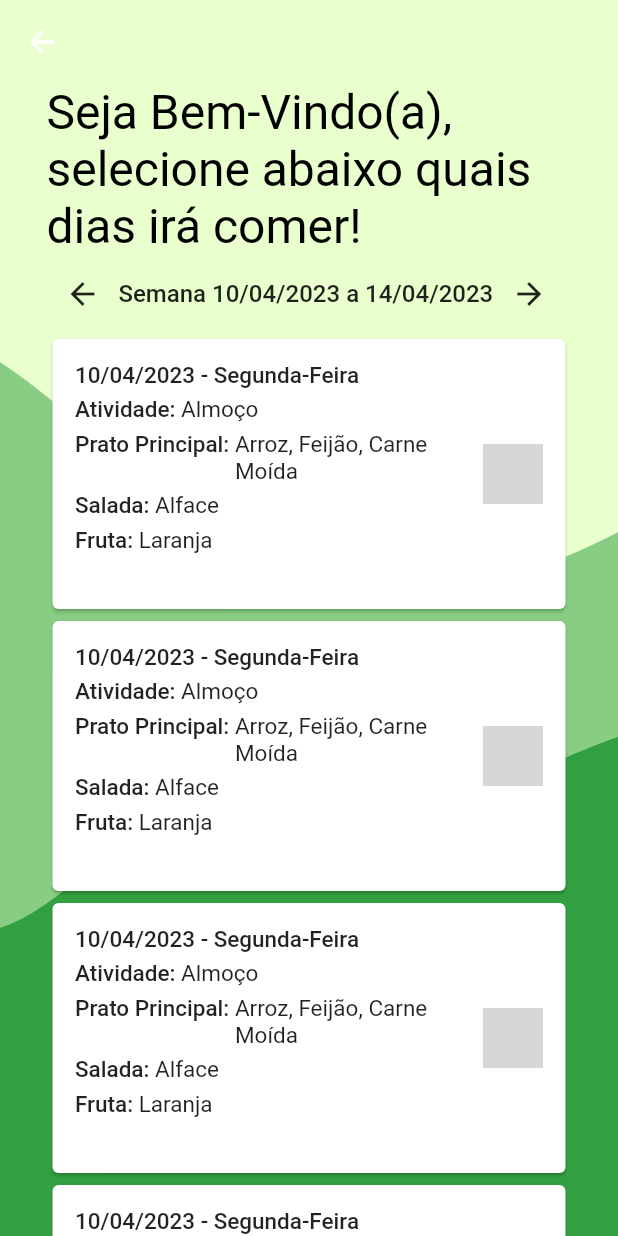
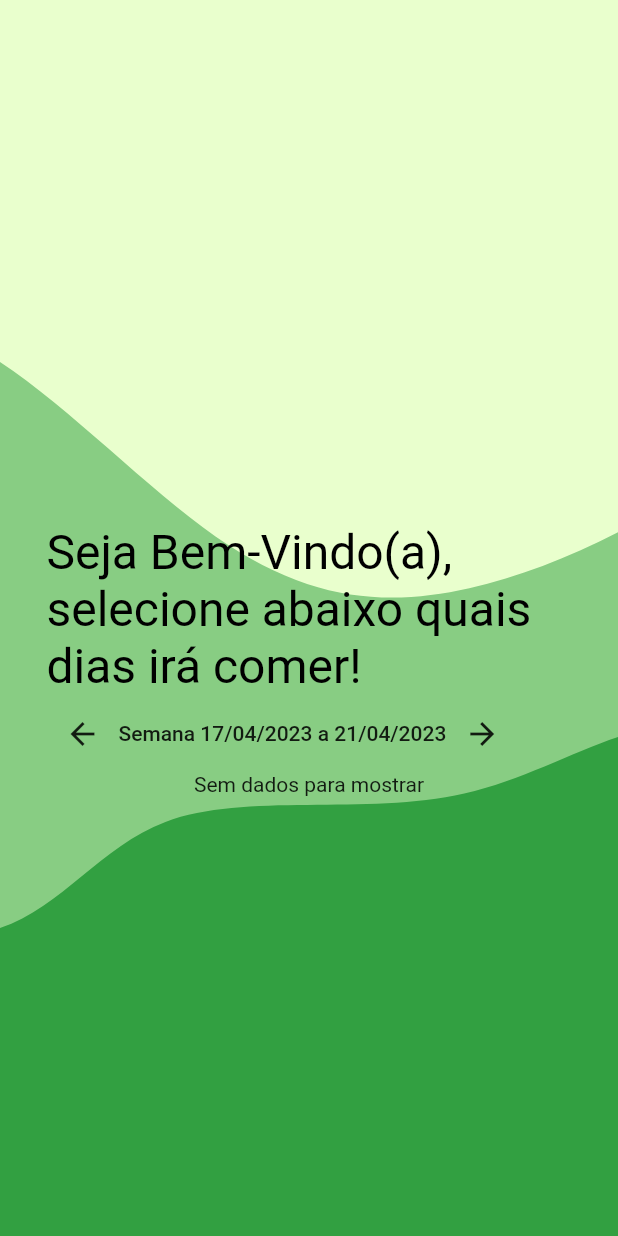
Before and after one commit to maisaamadeu/almoco-ifsp, a Flutter app: the HomeStudentScreen screen opened directly, on a phone screen of 412 x 824 dp. Run offline on Flutter 3.47's test engine with Material 2 defaults, Android fonts, the phone set to English and light mode, and no system bars; our stand-ins replace cloud_firestore, firebase_core, flutter_svg; missing offline and left inert: msh_checkbox; accounts and stored records are empty; grey boxes are pictures that could not be loaded.

Commit message:
recuperando menu semanal

```diff
--- a/lib/main.dart
+++ b/lib/main.dart
@@ -1,5 +1,7 @@
 import 'package:flutter/material.dart';
+import 'package:tcc/screens/home_student_screen.dart';
 import 'package:tcc/screens/login_screen.dart';
+import 'package:tcc/screens/splash_screen.dart';
 import 'package:tcc/service/firebase_service.dart';
 
 void main() async {
@@ -15,7 +17,7 @@ class MyApp extends StatelessWidget {
   Widget build(BuildContext context) {
     return const MaterialApp(
       debugShowCheckedModeBanner: false,
-      home: LoginScreen(),
+      home: HomeStudentScreen(),
     );
   }
 }
--- a/lib/screens/home_employee_screen.dart
+++ b/lib/screens/home_employee_screen.dart
@@ -1,6 +1,5 @@
 import 'package:flutter/material.dart';
 import 'package:flutter_svg/flutter_svg.dart';
-import 'package:msh_checkbox/msh_checkbox.dart';
 import 'package:tcc/default_colors.dart';
 
 class HomeEmployeeScreen extends StatelessWidget {
--- a/lib/screens/home_student_screen.dart
+++ b/lib/screens/home_student_screen.dart
@@ -1,10 +1,50 @@
+import 'package:cloud_firestore/cloud_firestore.dart';
 import 'package:flutter/material.dart';
 import 'package:flutter_svg/flutter_svg.dart';
+import 'package:intl/intl.dart';
 import 'package:msh_checkbox/msh_checkbox.dart';
 import 'package:tcc/default_colors.dart';
+import 'package:tcc/service/firebase_service.dart';
+import 'package:tcc/widgets/custom_card.dart';
 
-class HomeStudentScreen extends StatelessWidget {
+class HomeStudentScreen extends StatefulWidget {
   const HomeStudentScreen({super.key});
+
+  @override
+  State<HomeStudentScreen> createState() => _HomeStudentScreenState();
+}
+
+class _HomeStudentScreenState extends State<HomeStudentScreen> {
+  late DateTime now;
+  late DateTime startOfCurrentWeek;
+  late DateTime endOfCurrentWeek;
+
+  @override
+  void initState() {
+    now = DateTime.now();
+    startOfCurrentWeek = DateTime(
+      now.year,
+      now.month,
+      now.day - now.weekday + 1,
+      0,
+      0,
+      0,
+      0,
+      0,
+    );
+    endOfCurrentWeek = DateTime(
+      now.year,
+      now.month,
+      now.day - now.weekday + 5,
+      23,
+      59,
+      59,
+      999,
+      999,
+    );
+    FirebaseService().getMenu(now);
+    super.initState();
+  }
 
   @override
   Widget build(BuildContext context) {
@@ -34,12 +74,32 @@ class HomeStudentScreen extends StatelessWidget {
               ),
             ),
 
-            Positioned(
-              top: 0,
-              left: 0,
-              right: 0,
-              bottom: 0,
-              child: SingleChildScrollView(
+            Positioned.fill(
+              child: Align(
+                alignment: Alignment.center,
+                child: StreamBuilder(
+                  stream:
+                      FirebaseFirestore.instance.collection('menu').snapshots(),
+                  builder:
+                      (BuildContext context, AsyncSnapshot<dynamic> snapshot) {
+                    switch (snapshot.connectionState) {
+                      case ConnectionState.none:
+                      case ConnectionState.waiting:
+                        return CircularProgressIndicator(
+                            color: defaultDarkGreen);
+                      default:
+                        if (snapshot.hasError) {
+                          return const Text(
+                            'Ocorreu um erro ao buscar os dados. Tente novamente mais tarde!',
+                            style: TextStyle(
+                              color: Colors.black,
+                              fontWeight: FontWeight.w400,
+                              fontSize: 32,
+                              fontFamily: 'Roboto',
+                            ),
+                          );
+                        } else {
+                          return SingleChildScrollView(
                             child: Column(
                               mainAxisSize: MainAxisSize.min,
                               children: [
@@ -70,10 +130,10 @@ class HomeStudentScreen extends StatelessWidget {
                                           size: 24,
                                         ),
                                       ),
-                          const Text(
-                            'Semana 10/04/2023 a 14/04/2023',
-                            style: TextStyle(
-                              fontSize: 16,
+                                      Text(
+                                        'Semana ${formatTimestamp(startOfCurrentWeek)} a ${formatTimestamp(endOfCurrentWeek)}',
+                                        style: const TextStyle(
+                                          fontSize: 14,
                                           fontWeight: FontWeight.w500,
                                         ),
                                       ),
@@ -88,182 +148,47 @@ class HomeStudentScreen extends StatelessWidget {
                                   ),
                                 ),
 
-                    //List of Meals
+                                FutureBuilder<Map<String, dynamic>?>(
+                                  future: FirebaseService().getMenu(now),
+                                  builder: (context, snapshot) {
+                                    if (snapshot.connectionState ==
+                                        ConnectionState.waiting) {
+                                      return const CircularProgressIndicator();
+                                    } else if (snapshot.hasData) {
+                                      final currentWeekData = snapshot.data!;
+                                      return Column(
+                                        children: [
+                                          //List of meals
                                           SizedBox(
                                             height: 1000,
                                             width: 350,
                                             child: ListView.builder(
-                        physics: const NeverScrollableScrollPhysics(),
-                        itemCount: 5,
+                                              physics:
+                                                  const NeverScrollableScrollPhysics(),
+                                              itemCount:
+                                                  currentWeekData['menu_days']
+                                                      .length,
                                               itemBuilder: (context, i) {
-                          return Card(
-                            child: Padding(
-                              padding: const EdgeInsets.symmetric(
-                                horizontal: 15,
-                                vertical: 15,
-                              ),
-                              child: SizedBox(
-                                height: 150,
-                                child: Row(
-                                  mainAxisAlignment:
-                                      MainAxisAlignment.spaceBetween,
-                                  children: [
-                                    SizedBox(
-                                      width: 250,
-                                      child: Column(
-                                        crossAxisAlignment:
-                                            CrossAxisAlignment.start,
-                                        children: [
-                                          //Day of Week
-                                          const Text(
-                                            '10/04/2023 - Segunda-Feira',
-                                            style: TextStyle(
-                                              fontWeight: FontWeight.w500,
-                                              fontSize: 15,
-                                            ),
-                                          ),
-
-                                          //Space of Elements
-                                          const SizedBox(
-                                            height: 5,
-                                          ),
-
-                                          //Type
-                                          Row(
-                                            mainAxisAlignment:
-                                                MainAxisAlignment.start,
-                                            children: const [
-                                              Text(
-                                                'Atividade: ',
-                                                style: TextStyle(
-                                                  fontWeight: FontWeight.w500,
-                                                  fontSize: 15,
-                                                ),
-                                              ),
-                                              Text(
-                                                'Almoço',
-                                                style: TextStyle(
-                                                  fontSize: 15,
-                                                ),
-                                              ),
-                                            ],
-                                          ),
-
-                                          //Space of Elements
-                                          const SizedBox(
-                                            height: 5,
-                                          ),
-
-                                          //Principal Food
-                                          Row(
-                                            mainAxisAlignment:
-                                                MainAxisAlignment.start,
-                                            crossAxisAlignment:
-                                                CrossAxisAlignment.start,
-                                            children: const [
-                                              Text(
-                                                'Prato Principal: ',
-                                                style: TextStyle(
-                                                  fontWeight: FontWeight.w500,
-                                                  fontSize: 15,
-                                                ),
-                                              ),
-                                              SizedBox(
-                                                width: 130,
-                                                child: Text(
-                                                  'Arroz, Feijão, Carne Moída',
-                                                  style: TextStyle(
-                                                    fontSize: 15,
-                                                  ),
-                                                  maxLines: 2,
-                                                  overflow:
-                                                      TextOverflow.ellipsis,
-                                                ),
-                                              ),
-                                            ],
-                                          ),
-
-                                          //Space of Elements
-                                          const SizedBox(
-                                            height: 5,
-                                          ),
-
-                                          //Salad
-                                          Row(
-                                            mainAxisAlignment:
-                                                MainAxisAlignment.start,
-                                            children: const [
-                                              Text(
-                                                'Salada: ',
-                                                style: TextStyle(
-                                                  fontWeight: FontWeight.w500,
-                                                  fontSize: 15,
-                                                ),
-                                              ),
-                                              Text(
-                                                'Alface',
-                                                style: TextStyle(
-                                                  fontSize: 15,
-                                                ),
-                                              ),
-                                            ],
-                                          ),
-
-                                          //Space of Elements
-                                          const SizedBox(
-                                            height: 5,
-                                          ),
-
-                                          //Fruit
-                                          Row(
-                                            mainAxisAlignment:
-                                                MainAxisAlignment.start,
-                                            children: const [
-                                              Text(
-                                                'Fruta: ',
-                                                style: TextStyle(
-                                                  fontWeight: FontWeight.w500,
-                                                  fontSize: 15,
-                                                ),
-                                              ),
-                                              Text(
-                                                'Laranja',
-                                                style: TextStyle(
-                                                  fontSize: 15,
-                                                ),
-                                              ),
-                                            ],
-                                          ),
-                                        ],
-                                      ),
-                                    ),
-                                    Column(
-                                      mainAxisAlignment:
-                                          MainAxisAlignment.center,
-                                      children: [
-                                        MSHCheckbox(
-                                          size: 40,
-                                          value: true,
-                                          colorConfig: MSHColorConfig
-                                              .fromCheckedUncheckedDisabled(
-                                            checkedColor: defaultGreen,
-                                            disabledColor: defaultRed,
-                                            uncheckedColor: defaultRed,
-                                          ),
-                                          style: MSHCheckboxStyle.fillFade,
-                                          onChanged: (selected) {},
-                                        ),
-                                      ],
-                                    ),
-                                  ],
-                                ),
-                              ),
-                            ),
-                          );
+                                                return CustomCard(
+                                                    doc: currentWeekData[
+                                                        'menu_days'][i]);
                                               },
                                             ),
                                           ),
                                         ],
+                                      );
+                                    } else {
+                                      return const Text(
+                                          'Sem dados para mostrar');
+                                    }
+                                  },
+                                ),
+                              ],
+                            ),
+                          );
+                        }
+                    }
+                  },
                 ),
               ),
             ),
@@ -272,4 +197,10 @@ class HomeStudentScreen extends StatelessWidget {
       ),
     );
   }
+
+  String formatTimestamp(DateTime date) {
+    final dateFormat = DateFormat('dd/MM/yyyy');
+    final formattedDate = dateFormat.format(date);
+    return formattedDate;
   }
+}
--- a/pubspec.yaml
+++ b/pubspec.yaml
@@ -41,6 +41,8 @@ dependencies:
   msh_checkbox: ^2.0.1
   flutter_svg: ^0.22.0
   shared_preferences: ^2.1.0
+  date_range: ^1.0.5
+  intl: ^0.18.1
 
 dev_dependencies:
   flutter_test:
```
Also changed, not shown: lib/service/firebase_service.dart (+60 -1 lines), lib/widgets/custom_card.dart (added, +238 -0 lines), pubspec.lock. Lines whose indentation alone changed are shown as unchanged.
